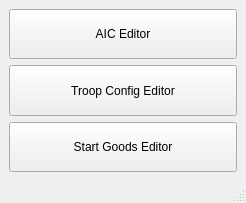
CIO61/ucp_re_gui, file UI/ucpre_allinone.ui: the form before one commit.
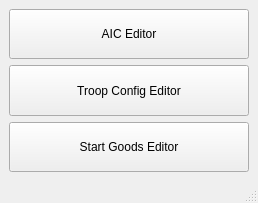
The form after the commit. Icons and pictures are not drawn.

Patch:
```diff
--- a/UI/ucpre_allinone.ui
+++ b/UI/ucpre_allinone.ui
@@ -6,7 +6,7 @@
    <rect>
     <x>0</x>
     <y>0</y>
-    <width>246</width>
+    <width>258</width>
     <height>203</height>
    </rect>
   </property>
```
Left out of the diff: 4 changed lines with no effect on the pictures.
